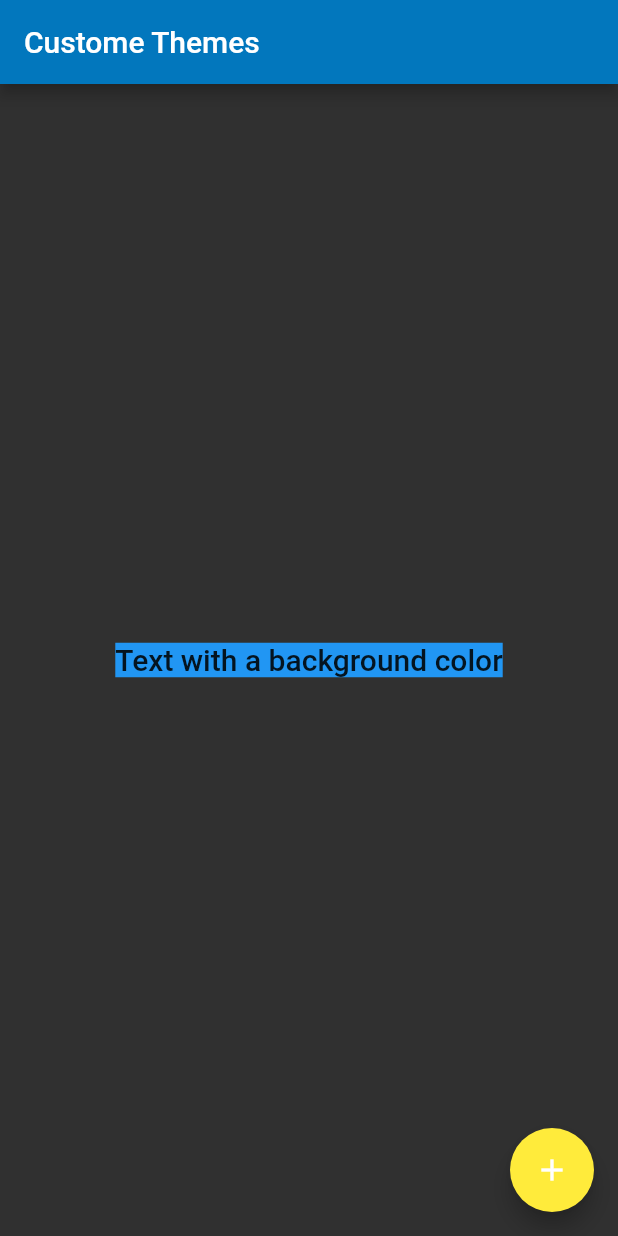
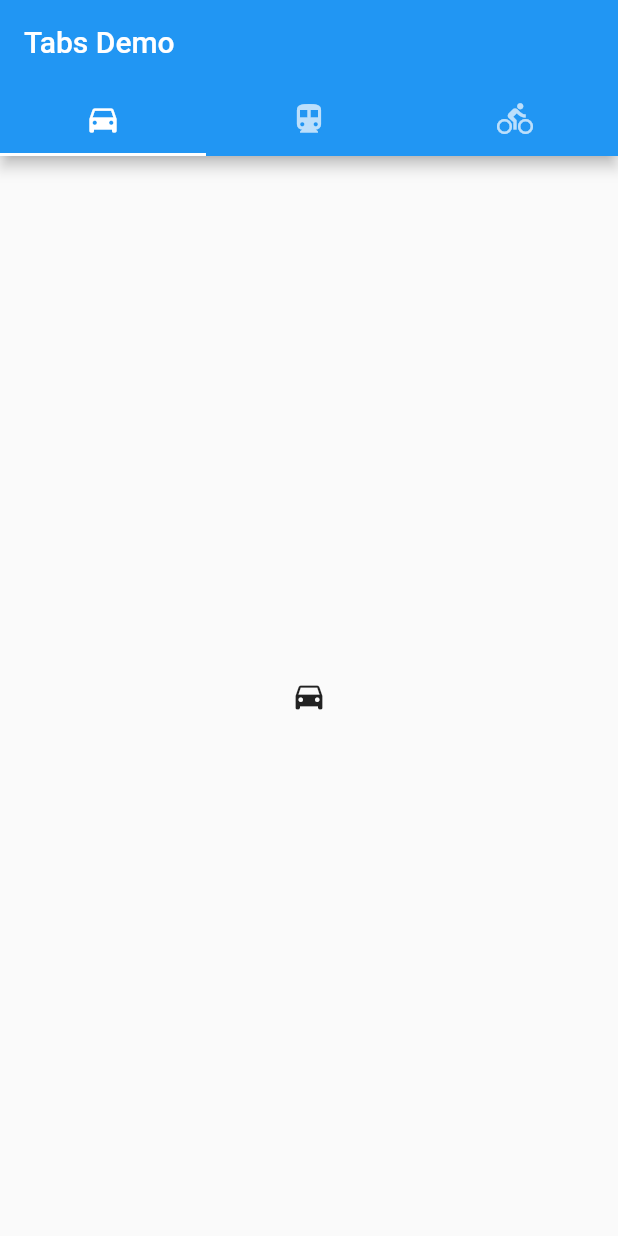
Before and after one commit to chimichi004/cookbook_flutter, a Flutter app: the screen it shows after launch, on a phone screen of 412 x 824 dp. Run offline on Flutter 3.47's test engine with Material 2 defaults, Android fonts, the light colour scheme and no system bars; our stand-ins replace google_fonts; Roboto replaces fonts that are missing (Georgia).

Commit message:
Work with tabs

```diff
--- /dev/null
+++ b/lib/design/add_tabs.dart
@@ -0,0 +1,31 @@
+// https://flutter.dev/docs/cookbook/design/tabs
+
+import 'package:flutter/material.dart';
+
+class SampleTabBar extends StatelessWidget {
+  @override
+  Widget build(BuildContext context) {
+    return MaterialApp(
+      home: DefaultTabController(
+        length: 3,
+        child: Scaffold(
+          appBar: AppBar(
+            bottom: TabBar(
+              tabs: [
+                Tab(icon: Icon(Icons.directions_car)),
+                Tab(icon: Icon(Icons.directions_transit)),
+                Tab(icon: Icon(Icons.directions_bike)),
+              ],
+            ),
+            title: Text('Tabs Demo'),
+          ),
+          body: TabBarView(children: [
+            Tab(icon: Icon(Icons.directions_car)),
+            Tab(icon: Icon(Icons.directions_transit)),
+            Tab(icon: Icon(Icons.directions_bike)),
+          ]),
+        ),
+      ),
+    );
+  }
+}
--- a/lib/main.dart
+++ b/lib/main.dart
@@ -14,7 +14,8 @@ import 'package:flutter/material.dart';
 //import 'design/export_font.dart';
 //import 'design/add_orientationbuilder.dart';
 //import 'design/custom_font.dart';
-import 'design/custom_themes.dart';
+//import 'design/custom_themes.dart';
+import 'design/add_tabs.dart';
 
 main() {
   // runApp(MaterialApp(
@@ -28,7 +29,8 @@ class MyApp extends StatelessWidget {
   // This widget is the root of your application.
   @override
   Widget build(BuildContext context) {
-    return CustomTheme();
+    return SampleTabBar();
+
     // return MaterialApp(
     //   title: appTitle,
     //   theme: ThemeData(
```
